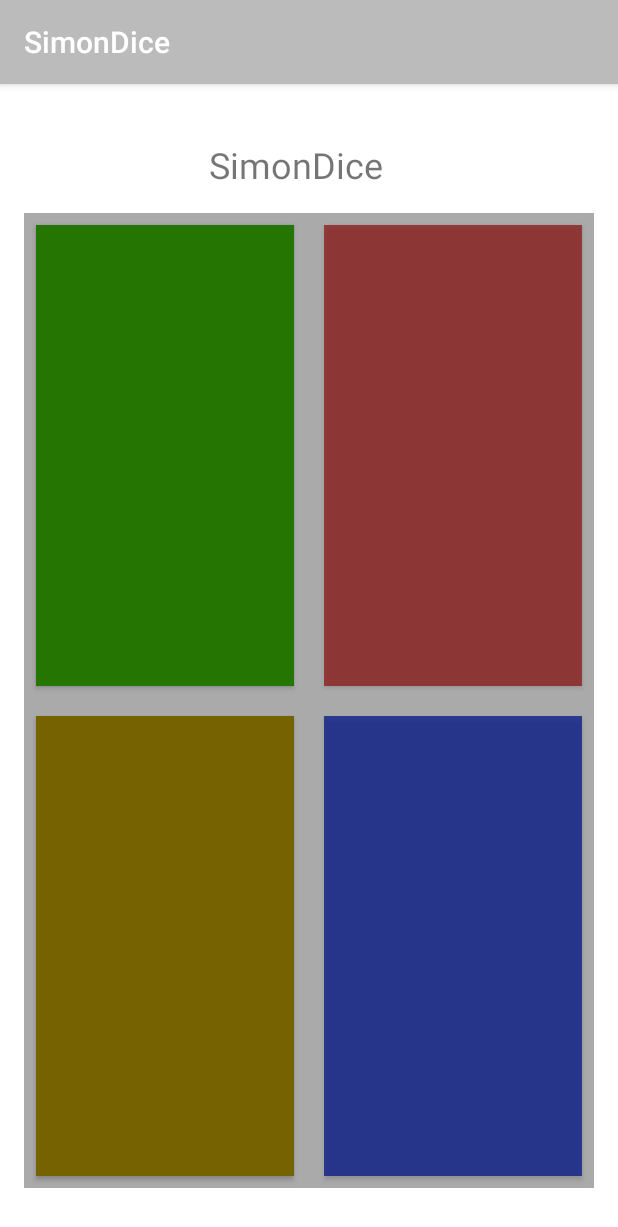
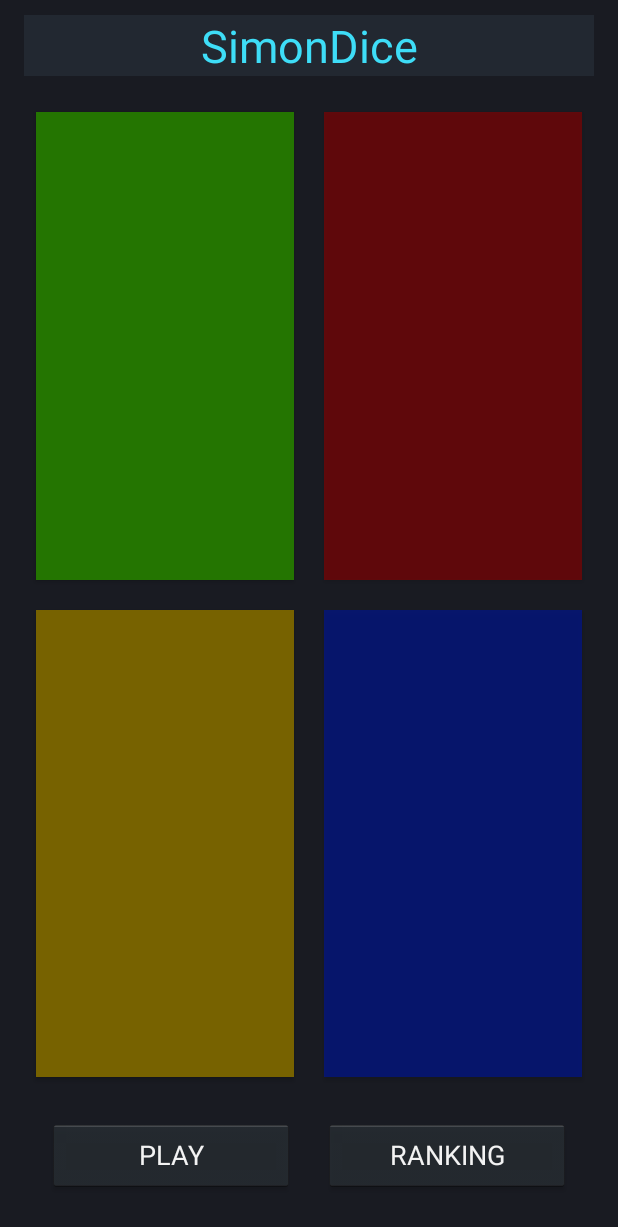
Before and after one commit to Jyskar/SimonDice, an Android app: the screen it shows after launch (MainActivity), on a phone screen of 412 x 824 dp. Shown: the top 1227 px of the screen. Run offline under Robolectric (Android 15) with nearby library versions, the phone set to English and light mode, and no system bars.

Commit message:
basic sequence

```diff
--- a/app/src/main/res/layout/activity_main.xml
+++ b/app/src/main/res/layout/activity_main.xml
@@ -4,32 +4,37 @@
     xmlns:tools="http://schemas.android.com/tools"
     android:layout_width="match_parent"
     android:layout_height="match_parent"
-    android:background="@android:color/background_light"
+    android:background="@color/colorPrimaryDarker"
     tools:context=".MainActivity">
 
     <TextView
         android:id="@+id/textView"
-        android:layout_width="wrap_content"
+        android:layout_width="0dp"
         android:layout_height="wrap_content"
-        android:onClick="playOnClick"
+        android:layout_marginLeft="16dp"
+        android:layout_marginTop="10dp"
+        android:layout_marginRight="16dp"
+        android:background="@color/colorPrimary"
+        android:gravity="center"
         android:text="@string/app_name"
-        android:textSize="24sp"
+        android:textColor="@color/colorSelected"
+        android:textSize="30sp"
         app:layout_constraintBottom_toBottomOf="parent"
         app:layout_constraintHorizontal_bias="0.47"
         app:layout_constraintLeft_toLeftOf="parent"
         app:layout_constraintRight_toRightOf="parent"
         app:layout_constraintTop_toTopOf="parent"
-        app:layout_constraintVertical_bias="0.051" />
+        app:layout_constraintVertical_bias="0.0" />
 
     <androidx.constraintlayout.widget.ConstraintLayout
+        android:id="@+id/constraintLayout"
         android:layout_width="0dp"
         android:layout_height="0dp"
         android:layout_marginStart="16dp"
         android:layout_marginTop="16dp"
         android:layout_marginEnd="16dp"
-        android:layout_marginBottom="32dp"
-        android:background="@android:color/darker_gray"
-        app:layout_constraintBottom_toBottomOf="parent"
+        android:layout_marginBottom="10dp"
+        app:layout_constraintBottom_toTopOf="@+id/button5"
         app:layout_constraintEnd_toEndOf="parent"
         app:layout_constraintStart_toStartOf="parent"
         app:layout_constraintTop_toBottomOf="@+id/textView">
@@ -91,4 +96,37 @@
             app:layout_constraintTop_toBottomOf="@+id/redButton" />
     </androidx.constraintlayout.widget.ConstraintLayout>
 
+    <Button
+        android:id="@+id/button5"
+        style="@android:style/Widget.Holo.Button"
+        android:layout_width="0dp"
+        android:layout_height="wrap_content"
+        android:layout_marginStart="32dp"
+        android:layout_marginTop="10dp"
+        android:layout_marginEnd="10dp"
+        android:layout_marginBottom="30dp"
+        android:onClick="playOnClick"
+        android:text="@string/playString"
+        app:layout_constraintBottom_toBottomOf="parent"
+        app:layout_constraintEnd_toStartOf="@+id/button6"
+        app:layout_constraintHorizontal_bias="1.0"
+        app:layout_constraintStart_toStartOf="parent"
+        app:layout_constraintTop_toBottomOf="@+id/constraintLayout" />
+
+    <Button
+        android:id="@+id/button6"
+        style="@android:style/Widget.Holo.Button"
+        android:layout_width="0dp"
+        android:layout_height="wrap_content"
+        android:layout_marginStart="10dp"
+        android:layout_marginTop="10dp"
+        android:layout_marginEnd="32dp"
+        android:layout_marginBottom="30dp"
+        android:text="@string/ranking"
+        app:layout_constraintBottom_toBottomOf="parent"
+        app:layout_constraintEnd_toEndOf="parent"
+        app:layout_constraintStart_toEndOf="@+id/button5"
+        app:layout_constraintTop_toBottomOf="@+id/constraintLayout"
+        app:layout_constraintVertical_bias="1.0" />
+
 </androidx.constraintlayout.widget.ConstraintLayout>
--- a/app/src/main/res/values/colors.xml
+++ b/app/src/main/res/values/colors.xml
@@ -1,10 +1,19 @@
 <?xml version="1.0" encoding="utf-8"?>
 <resources>
-    <color name="colorPrimary">#BBBBBB</color>
-    <color name="colorPrimaryDark">#00574B</color>
-    <color name="colorAccent">#D81B60</color>
-
-
+    <color name="colorPrimaryDark">#191B22</color>
+    <color name="colorPrimary">#222831</color>
+    <color name="colorPrimaryDarker">#191B22</color>
+    <color name="colorPrimaryClearer">#EEEEEE</color>
+    <color name="colorAccent">#3C7CD8</color>
+    <color name="colorBackground">#576171</color>
+    <color name="colorSelected">#3EDDF7</color>
+    <color name="colorCardView">#2D6EC5F0</color>
+    <color name="colorCardViewProfile">#2D093849</color>
+    <color name="colorTransparent">#006EC5F0</color>
+    <color name="colorDialogBackground">#B06EC5F0</color>
+    <color name="whiteGreyColor">#565656</color>
+    <color name="lightBackground">#85B7E7</color>
+    <color name="transparentTitols">#B0042332</color>
     <color name="colorRed">#A18B0101</color>
     <color name="colorBlue">#BC021588</color>
     <color name="colorGreen">#247501</color>
--- a/app/src/main/res/values/strings.xml
+++ b/app/src/main/res/values/strings.xml
@@ -4,4 +4,6 @@
     <string name="blueString">BLUE</string>
     <string name="yellowString">YELLOW</string>
     <string name="greenString">GREEN</string>
+    <string name="playString">PLAY</string>
+    <string name="ranking">RANKING</string>
 </resources>
--- a/app/src/main/res/values/styles.xml
+++ b/app/src/main/res/values/styles.xml
@@ -1,7 +1,7 @@
 <resources>
 
     <!-- Base application theme. -->
-    <style name="AppTheme" parent="Theme.AppCompat.Light.DarkActionBar">
+    <style name="AppTheme" parent="Theme.AppCompat.Light.NoActionBar">
         <!-- Customize your theme here. -->
         <item name="colorPrimary">@color/colorPrimary</item>
         <item name="colorPrimaryDark">@color/colorPrimaryDark</item>
```
